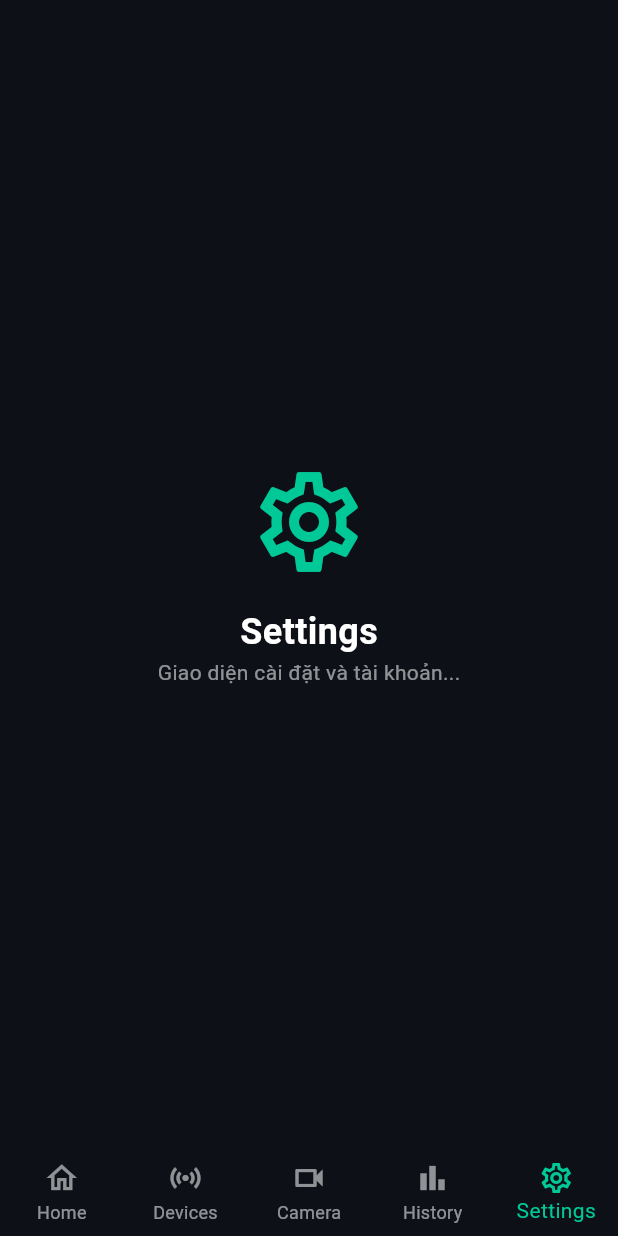
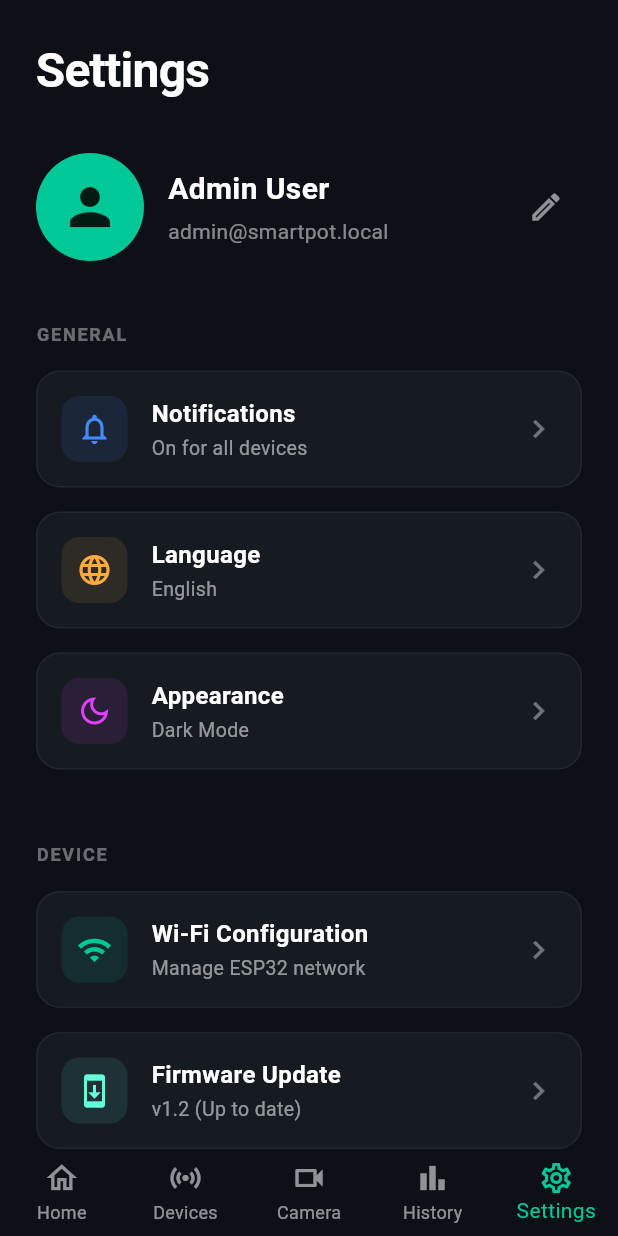
Before and after one commit to vien105200318/Smart-pot, a Flutter app: the HomeScreen screen opened by its route, item 5 of the bottom bar chosen, on a phone screen of 412 x 824 dp. Run offline on Flutter 3.47's test engine with Material 3 defaults, Android fonts, the phone set to English and light mode, and no system bars; our stand-ins replace cloud_firestore, firebase_auth, firebase_core, fl_chart, flutter_riverpod, go_router; accounts and stored records are empty.

Commit message:
feat: hoàn thiện setting tab

```diff
--- a/lib/features/dashboard/settings_tab.dart
+++ b/lib/features/dashboard/settings_tab.dart
@@ -5,15 +5,115 @@ class SettingsTab extends StatelessWidget {
 
   @override
   Widget build(BuildContext context) {
-    return const Center(
-      child: Column(
-        mainAxisAlignment: MainAxisAlignment.center,
-        children: [
-          Icon(Icons.settings_outlined, size: 80, color: Color(0xFF00C896)),
-          SizedBox(height: 16),
-          Text('Settings', style: TextStyle(fontSize: 24, color: Colors.white, fontWeight: FontWeight.bold)),
-          Text('Giao diện cài đặt và tài khoản...', style: TextStyle(color: Colors.white54)),
-        ],
+    return SafeArea(
+      child: SingleChildScrollView(
+        physics: const BouncingScrollPhysics(),
+        padding: const EdgeInsets.all(24.0),
+        child: Column(
+          crossAxisAlignment: CrossAxisAlignment.start,
+          children: [
+            const Text(
+              'Settings',
+              style: TextStyle(fontSize: 32, fontWeight: FontWeight.bold, color: Colors.white, letterSpacing: -0.5),
+            ),
+            const SizedBox(height: 32),
+
+            Row(
+              children: [
+                const CircleAvatar(
+                  radius: 36,
+                  backgroundColor: Color(0xFF00C896),
+                  child: Icon(Icons.person, size: 40, color: Colors.black87),
+                ),
+                const SizedBox(width: 16),
+                Column(
+                  crossAxisAlignment: CrossAxisAlignment.start,
+                  children: [
+                    const Text('Admin User', style: TextStyle(color: Colors.white, fontSize: 20, fontWeight: FontWeight.bold)),
+                    const SizedBox(height: 4),
+                    Text('admin@smartpot.local', style: TextStyle(color: Colors.white.withOpacity(0.5), fontSize: 14)),
+                  ],
+                ),
+                const Spacer(),
+                IconButton(
+                  onPressed: () {},
+                  icon: const Icon(Icons.edit_outlined, color: Colors.white54),
+                )
+              ],
+            ),
+            const SizedBox(height: 40),
+
+            const Text('GENERAL', style: TextStyle(color: Colors.white38, fontSize: 12, fontWeight: FontWeight.bold, letterSpacing: 1.2)),
+            const SizedBox(height: 16),
+            _buildSettingsTile(icon: Icons.notifications_outlined, title: 'Notifications', subtitle: 'On for all devices', color: Colors.blueAccent),
+            _buildSettingsTile(icon: Icons.language, title: 'Language', subtitle: 'English', color: Colors.orangeAccent),
+            _buildSettingsTile(icon: Icons.dark_mode_outlined, title: 'Appearance', subtitle: 'Dark Mode', color: Colors.purpleAccent),
+
+            const SizedBox(height: 32),
+            const Text('DEVICE', style: TextStyle(color: Colors.white38, fontSize: 12, fontWeight: FontWeight.bold, letterSpacing: 1.2)),
+            const SizedBox(height: 16),
+            _buildSettingsTile(icon: Icons.wifi, title: 'Wi-Fi Configuration', subtitle: 'Manage ESP32 network', color: const Color(0xFF00C896)),
+            _buildSettingsTile(icon: Icons.system_update, title: 'Firmware Update', subtitle: 'v1.2 (Up to date)', color: Colors.tealAccent),
+
+            const SizedBox(height: 48),
+
+            SizedBox(
+              width: double.infinity,
+              height: 56,
+              child: ElevatedButton.icon(
+                onPressed: () {},
+                icon: const Icon(Icons.logout, color: Colors.white),
+                label: const Text('Log Out', style: TextStyle(fontSize: 16, fontWeight: FontWeight.bold, color: Colors.white)),
+                style: ElevatedButton.styleFrom(
+                  backgroundColor: Colors.redAccent.withOpacity(0.1),
+                  foregroundColor: Colors.redAccent,
+                  elevation: 0,
+                  side: const BorderSide(color: Colors.redAccent),
+                  shape: RoundedRectangleBorder(borderRadius: BorderRadius.circular(16)),
+                ),
+              ),
+            ),
+            const SizedBox(height: 24),
+          ],
+        ),
+      ),
+    );
+  }
+
+  Widget _buildSettingsTile({required IconData icon, required String title, required String subtitle, required Color color}) {
+    return Padding(
+      padding: const EdgeInsets.only(bottom: 16.0),
+      child: Container(
+        padding: const EdgeInsets.all(16),
+        decoration: BoxDecoration(
+          color: const Color(0xFF161B22),
+          borderRadius: BorderRadius.circular(16),
+          border: Border.all(color: Colors.white.withOpacity(0.05)),
+        ),
+        child: Row(
+          children: [
+            Container(
+              padding: const EdgeInsets.all(10),
+              decoration: BoxDecoration(
+                color: color.withOpacity(0.1),
+                borderRadius: BorderRadius.circular(12),
+              ),
+              child: Icon(icon, color: color, size: 24),
+            ),
+            const SizedBox(width: 16),
+            Expanded(
+              child: Column(
+                crossAxisAlignment: CrossAxisAlignment.start,
+                children: [
+                  Text(title, style: const TextStyle(color: Colors.white, fontSize: 16, fontWeight: FontWeight.w600)),
+                  const SizedBox(height: 2),
+                  Text(subtitle, style: const TextStyle(color: Colors.white54, fontSize: 13)),
+                ],
+              ),
+            ),
+            const Icon(Icons.chevron_right, color: Colors.white38),
+          ],
+        ),
       ),
     );
   }
```
